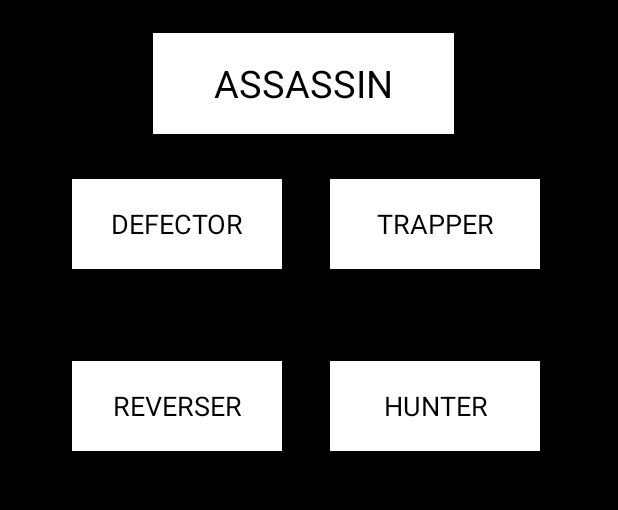
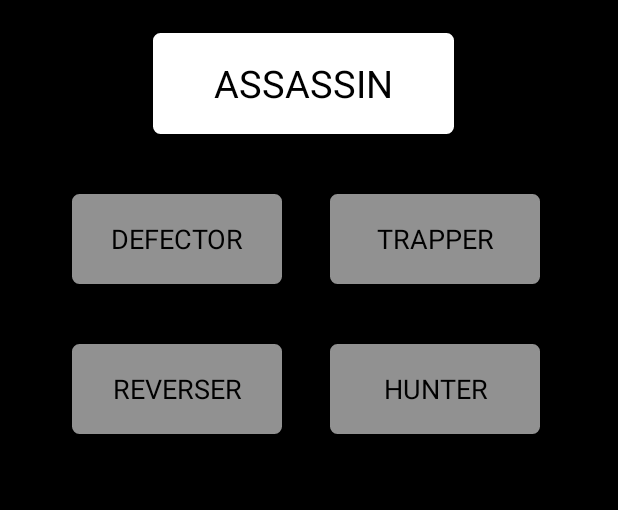
Before and after one commit to LeoMarin/TheResistance, an Android app: the screen it shows after launch (MainActivity), on a phone screen of 412 x 824 dp, the part 497-1007 px from its top. Run offline under Robolectric (Android 15) with nearby library versions, the phone set to English and light mode, and no system bars; Roboto replaces fonts that are not available here.

Commit message:
Button Style finished

```diff
--- a/app/src/main/java/com/tony/theresistance/MissionEndFragment.java
+++ b/app/src/main/java/com/tony/theresistance/MissionEndFragment.java
@@ -55,6 +55,7 @@ public class MissionEndFragment extends Fragment {
 
         for(int i=0; i<5; i++){
             switch (values.gameState.wins[i]){
+                //TODO fix circle
                 case 0:
                     ((ImageView)gameScoreLayout.getChildAt(i)).setImageResource(R.drawable.white_circle);
                     break;
--- a/app/src/main/java/com/tony/theresistance/Reveal.java
+++ b/app/src/main/java/com/tony/theresistance/Reveal.java
@@ -126,6 +126,8 @@ public class Reveal extends AppCompatActivity {
     private void setRoleImage(int player){
         Values.Role role = values.playerList.get(player).getRole();
 
+        //TODO fix ? circle
+
         switch (role){
             case SPY:
                 revealedImageView.setImageResource(R.drawable.role_spy);
--- /dev/null
+++ b/app/src/main/res/drawable/custom_button.xml
@@ -0,0 +1,40 @@
+<?xml version="1.0" encoding="utf-8"?>
+<selector xmlns:android="http://schemas.android.com/apk/res/android">
+    <item android:state_enabled="true" >
+        <shape>
+            <gradient
+                android:endColor="@color/colorComplementaryWhite"
+                android:startColor="@color/colorComplementaryWhite"
+                android:angle="270" />
+            <stroke
+                android:width="3dp"
+                android:color="@color/colorComplementaryWhite" />
+            <corners
+                android:radius="3dp" />
+            <padding
+                android:left="10dp"
+                android:top="10dp"
+                android:right="10dp"
+                android:bottom="10dp" />
+        </shape>
+    </item>
+
+    <item android:state_enabled="false">
+        <shape>
+            <gradient
+                android:endColor="@color/lightGray"
+                android:startColor="@color/lightGray"
+                android:angle="270" />
+            <stroke
+                android:width="3dp"
+                android:color="@color/lightGray" />
+            <corners
+                android:radius="3dp" />
+            <padding
+                android:left="10dp"
+                android:top="10dp"
+                android:right="10dp"
+                android:bottom="10dp" />
+        </shape>
+    </item>
+</selector>
--- a/app/src/main/res/layout/activity_add_players.xml
+++ b/app/src/main/res/layout/activity_add_players.xml
@@ -27,7 +27,7 @@
         android:layout_width="120dp"
         android:layout_height="wrap_content"
         android:layout_marginTop="12dp"
-        android:background="@color/colorComplementaryWhite"
+        android:background="@drawable/custom_button"
         android:text="Add player"
         android:textColor="@color/colorMidnightBlack"
         app:layout_constraintEnd_toEndOf="parent"
@@ -152,7 +152,7 @@
         android:id="@+id/revealButton"
         android:layout_width="300dp"
         android:layout_height="wrap_content"
-        android:background="@color/colorComplementaryWhite"
+        android:background="@drawable/custom_button"
         android:enabled="false"
         android:text="REVEAL"
         android:textColor="@color/colorMidnightBlack"
--- a/app/src/main/res/layout/activity_assassinate_commander.xml
+++ b/app/src/main/res/layout/activity_assassinate_commander.xml
@@ -131,7 +131,7 @@
         android:layout_width="300dp"
         android:layout_height="wrap_content"
         android:layout_marginBottom="56dp"
-        android:background="@color/colorComplementaryWhite"
+        android:background="@drawable/custom_button"
         android:text="ASSASSINATE"
         android:textColor="@color/colorMidnightBlack"
         android:textSize="22sp"
--- a/app/src/main/res/layout/activity_end_game.xml
+++ b/app/src/main/res/layout/activity_end_game.xml
@@ -134,7 +134,7 @@
         android:layout_width="180dp"
         android:layout_height="wrap_content"
         android:layout_marginBottom="36dp"
-        android:background="@color/colorComplementaryWhite"
+        android:background="@drawable/custom_button"
         android:text="New players"
         android:textColor="@color/colorMidnightBlack"
         android:textSize="22sp"
@@ -148,7 +148,7 @@
         android:layout_width="180dp"
         android:layout_height="wrap_content"
         android:layout_marginBottom="36dp"
-        android:background="@color/colorComplementaryWhite"
+        android:background="@drawable/custom_button"
         android:text="Same players"
         android:textColor="@color/colorMidnightBlack"
         android:textSize="22sp"
--- a/app/src/main/res/layout/activity_main.xml
+++ b/app/src/main/res/layout/activity_main.xml
@@ -21,15 +21,15 @@
     <TextView
         android:id="@+id/textViewTitle"
         android:layout_width="291dp"
-        android:layout_height="150dp"
-        android:layout_alignParentBottom="true"
-        android:layout_alignParentEnd="true"
+        android:layout_height="wrap_content"
         android:layout_alignParentStart="true"
         android:layout_alignParentTop="true"
-        android:layout_marginBottom="512dp"
-        android:layout_marginEnd="0dp"
+        android:layout_alignParentEnd="true"
+        android:layout_alignParentBottom="true"
         android:layout_marginStart="0dp"
         android:layout_marginTop="69dp"
+        android:layout_marginEnd="0dp"
+        android:layout_marginBottom="512dp"
         android:fontFamily="@font/allerta_stencil"
         android:gravity="center"
         android:text="@string/title"
@@ -51,7 +51,7 @@
         android:layout_marginStart="102dp"
         android:layout_marginTop="22dp"
         android:layout_marginEnd="109dp"
-        android:background="@color/colorComplementaryWhite"
+        android:background="@drawable/custom_button"
         android:enabled="true"
         android:fontFamily="@font/allerta_stencil"
         android:text="Assassin"
@@ -64,10 +64,10 @@
         android:layout_height="60dp"
         android:layout_below="@+id/buttonAssassin"
         android:layout_alignParentEnd="true"
-        android:layout_marginTop="30dp"
+        android:layout_marginTop="40dp"
         android:layout_marginEnd="52dp"
         android:height="60dp"
-        android:background="@color/colorComplementaryWhite"
+        android:background="@drawable/custom_button"
         android:enabled="false"
         android:fontFamily="@font/allerta_stencil"
         android:text="Trapper"
@@ -81,9 +81,9 @@
         android:layout_below="@+id/buttonAssassin"
         android:layout_alignParentStart="true"
         android:layout_marginStart="48dp"
-        android:layout_marginTop="30dp"
+        android:layout_marginTop="40dp"
         android:height="60dp"
-        android:background="@color/colorComplementaryWhite"
+        android:background="@drawable/custom_button"
         android:enabled="false"
         android:fontFamily="@font/allerta_stencil"
         android:text="Defector"
@@ -96,10 +96,10 @@
         android:layout_height="60dp"
         android:layout_below="@+id/buttonTrapper"
         android:layout_alignParentEnd="true"
-        android:layout_marginTop="61dp"
+        android:layout_marginTop="40dp"
         android:layout_marginEnd="52dp"
         android:height="60dp"
-        android:background="@color/colorComplementaryWhite"
+        android:background="@drawable/custom_button"
         android:enabled="false"
         android:fontFamily="@font/allerta_stencil"
         android:text="Hunter"
@@ -113,9 +113,9 @@
         android:layout_below="@+id/buttonDefector"
         android:layout_alignParentStart="true"
         android:layout_marginStart="48dp"
-        android:layout_marginTop="61dp"
+        android:layout_marginTop="40dp"
         android:height="60dp"
-        android:background="@color/colorComplementaryWhite"
+        android:background="@drawable/custom_button"
         android:enabled="false"
         android:fontFamily="@font/allerta_stencil"
         android:text="Reverser"
--- a/app/src/main/res/layout/activity_player_number.xml
+++ b/app/src/main/res/layout/activity_player_number.xml
@@ -133,7 +133,7 @@
         android:layout_marginStart="50dp"
         android:layout_marginEnd="50dp"
         android:layout_marginBottom="50dp"
-        android:background="@color/colorComplementaryWhite"
+        android:background="@drawable/custom_button"
         android:text="NEXT"
         android:textColor="@color/colorMidnightBlack"
         android:textSize="22sp" />
--- a/app/src/main/res/layout/activity_reveal.xml
+++ b/app/src/main/res/layout/activity_reveal.xml
@@ -18,7 +18,7 @@
             android:layout_width="300dp"
             android:layout_height="wrap_content"
             android:layout_marginBottom="60dp"
-            android:background="@color/colorComplementaryWhite"
+            android:background="@drawable/custom_button"
             android:enabled="false"
             android:text="NEXT PLAYER"
             android:textColor="@color/colorMidnightBlack"
--- a/app/src/main/res/layout/mission_end_fragment.xml
+++ b/app/src/main/res/layout/mission_end_fragment.xml
@@ -51,7 +51,7 @@
         android:layout_width="300dp"
         android:layout_height="wrap_content"
         android:layout_marginBottom="56dp"
-        android:background="@color/colorComplementaryWhite"
+        android:background="@drawable/custom_button"
         android:text="Begin mission"
         android:textColor="@color/colorMidnightBlack"
         android:textSize="22sp"
--- a/app/src/main/res/layout/mission_fragment.xml
+++ b/app/src/main/res/layout/mission_fragment.xml
@@ -156,7 +156,7 @@
         android:layout_width="300dp"
         android:layout_height="wrap_content"
         android:layout_marginBottom="56dp"
-        android:background="@color/colorComplementaryWhite"
+        android:background="@drawable/custom_button"
         android:text="Lock-in players"
         android:textColor="@color/colorMidnightBlack"
         android:textSize="22sp"
--- a/app/src/main/res/layout/next_player_fragment.xml
+++ b/app/src/main/res/layout/next_player_fragment.xml
@@ -53,7 +53,7 @@
         android:layout_width="300dp"
         android:layout_height="wrap_content"
         android:layout_marginBottom="56dp"
-        android:background="@color/colorComplementaryWhite"
+        android:background="@drawable/custom_button"
         android:text="Vote"
         android:textColor="@color/colorMidnightBlack"
         android:textSize="22sp"
--- a/app/src/main/res/layout/reveal_fragment.xml
+++ b/app/src/main/res/layout/reveal_fragment.xml
@@ -24,7 +24,7 @@
         android:layout_width="300dp"
         android:layout_height="wrap_content"
         android:layout_marginBottom="56dp"
-        android:background="@color/colorComplementaryWhite"
+        android:background="@drawable/custom_button"
         android:text="Next mission"
         android:textColor="@color/colorMidnightBlack"
         android:textSize="22sp"
```
Also changed, not shown: app/src/main/res/drawable/blue_circle.png, app/src/main/res/drawable/red_circle.png, app/src/main/res/drawable/white_circle.png.
